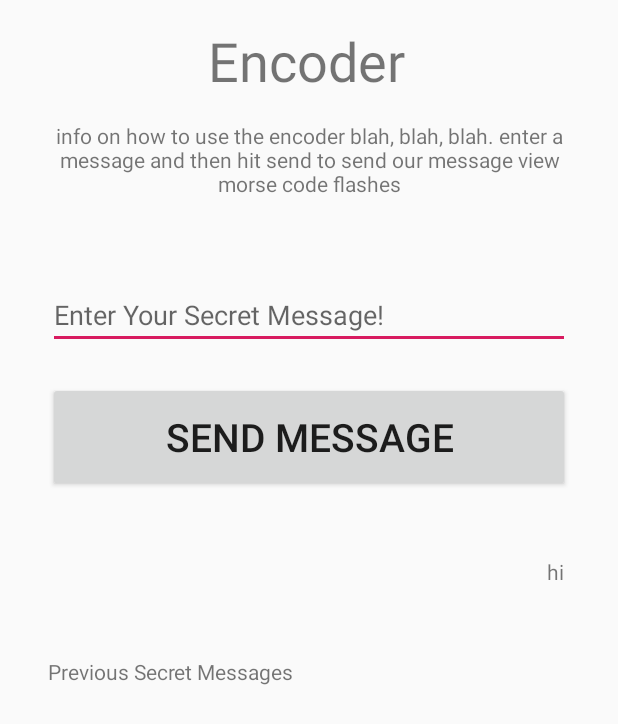
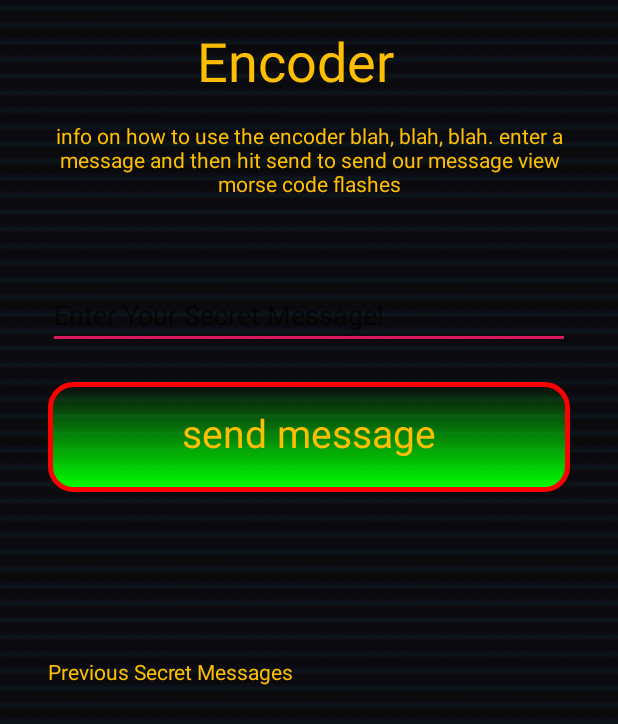
Before and after one commit to HC-Strong/MorseEncoder, an Android app: the layout fragment_encoder.xml on its own in the app's theme, with its tools: preview values and no code run, on a phone screen of 412 x 824 dp. Shown: the top 724 px of the screen. Run offline under Robolectric (Android 15) with nearby library versions, the phone set to English and light mode, and no system bars.

Commit message:
added striped background and fussed with colors currently working on bluring the button background but was only able to blur an image, not a drawable as of yet

```diff
--- /dev/null
+++ b/app/src/main/res/drawable/background_stripes.xml
@@ -0,0 +1,5 @@
+<?xml version="1.0" encoding="utf-8"?>
+<bitmap xmlns:android="http://schemas.android.com/apk/res/android"
+    android:src="@drawable/stripe_dark_small"
+    android:tileMode="repeat"
+    />
--- /dev/null
+++ b/app/src/main/res/drawable/button_background.xml
@@ -0,0 +1,10 @@
+<?xml version="1.0" encoding="utf-8"?>
+<shape xmlns:android="http://schemas.android.com/apk/res/android"
+    android:shape="rectangle">
+
+    <gradient android:startColor="#00FF"
+        android:endColor="#00FF00"
+        android:angle="270" />
+    <corners android:radius="15dp" />
+    <stroke android:width="5px" android:color="#F00" />
+</shape>
--- a/app/src/main/res/layout/fragment_encoder.xml
+++ b/app/src/main/res/layout/fragment_encoder.xml
@@ -94,18 +94,6 @@
                 app:layout_constraintStart_toStartOf="parent"
                 app:layout_constraintTop_toBottomOf="@+id/prevMsgListTitleTextView" />
 
-            <TextView
-                android:id="@+id/dummyTextView"
-                android:layout_width="wrap_content"
-                android:layout_height="wrap_content"
-                android:text="@string/dummy_text"
-                app:layout_constraintBottom_toTopOf="@+id/prevMsgListTitleTextView"
-                app:layout_constraintEnd_toEndOf="parent"
-                app:layout_constraintHorizontal_bias="0.91"
-                app:layout_constraintStart_toStartOf="parent"
-                app:layout_constraintTop_toBottomOf="@+id/sendMsgBtn"
-                app:layout_constraintVertical_bias="0.48000002" />
-
         </androidx.constraintlayout.widget.ConstraintLayout>
     </FrameLayout>
 </layout>
--- a/app/src/main/res/values/colors.xml
+++ b/app/src/main/res/values/colors.xml
@@ -1,6 +1,14 @@
 <?xml version="1.0" encoding="utf-8"?>
 <resources>
-    <color name="colorPrimary">#008577</color>
-    <color name="colorPrimaryDark">#00574B</color>
+    <color name="colorPrimary">@color/defaultBackground_Light</color>
+    <color name="colorPrimaryDark">@color/defaultBackground_Dark</color>
     <color name="colorAccent">#D81B60</color>
+    <color name="defaultBackground_Dark">#44372E</color>
+    <color name="defaultBackground_Light">#2E373E</color>
+
+    <color name="darkBlue">#001144</color>
+    <color name="defaultText">#FFBF00</color>
+    <color name="brightText">#FFEEBE</color>
+    <color name="defaultButtonBackground">#2A5371</color>
+    <color name="defaultButtonBorder">#5B7FA0</color>
 </resources>
--- a/app/src/main/res/values/styles.xml
+++ b/app/src/main/res/values/styles.xml
@@ -1,11 +1,24 @@
 <resources>
 
     <!-- Base application theme. -->
-    <style name="AppTheme" parent="Theme.AppCompat.Light.DarkActionBar">
+    <style name="AppTheme" parent="Theme.AppCompat.Light.NoActionBar">
         <!-- Customize your theme here. -->
         <item name="colorPrimary">@color/colorPrimary</item>
         <item name="colorPrimaryDark">@color/colorPrimaryDark</item>
         <item name="colorAccent">@color/colorAccent</item>
+        <item name="android:textColor">@color/defaultText</item>
+        <item name="android:positiveButtonText">@color/defaultText</item>
+        <item name="android:editTextColor">@color/defaultText</item>
+        <item name="android:hint">@color/defaultText</item>
+        <item name="android:buttonStyle">@style/ButtonStyle</item>
+        <item name="android:windowBackground">@drawable/background_stripes</item>
+    </style>
+
+    <style name="ButtonStyle" parent="AppTheme">
+        <item name="android:background">@drawable/button_background</item>
+        <item name="android:textAlignment">center</item>
     </style>
 
 </resources>
+<!-- considered using Enigma as a reference from these images: https://www.computerhistory.org/revolution/birth-of-the-computer/4/82/334?position=0 -->
+<!-- but sorta going with something simpler and brighter, maybe based on this: http://utf8everywhere.org/data/nagoya-museum.jpg -->
```
Also changed, not shown: app/src/main/java/com/example/morseencoder/BlurBuilder.kt (added, +35 -0 lines), app/src/main/java/com/example/morseencoder/ui/EncoderFragment.kt (+8 -0 lines), app/src/main/res/layout/horizontal_stripes.xml (added, +7 -0 lines), app/src/main/res/drawable/stripe.PNG (added), app/src/main/res/drawable/stripe_dark.PNG (added), app/src/main/res/drawable/stripe_dark_small.PNG (added), app/src/main/res/drawable/stripe_small.PNG (added).
